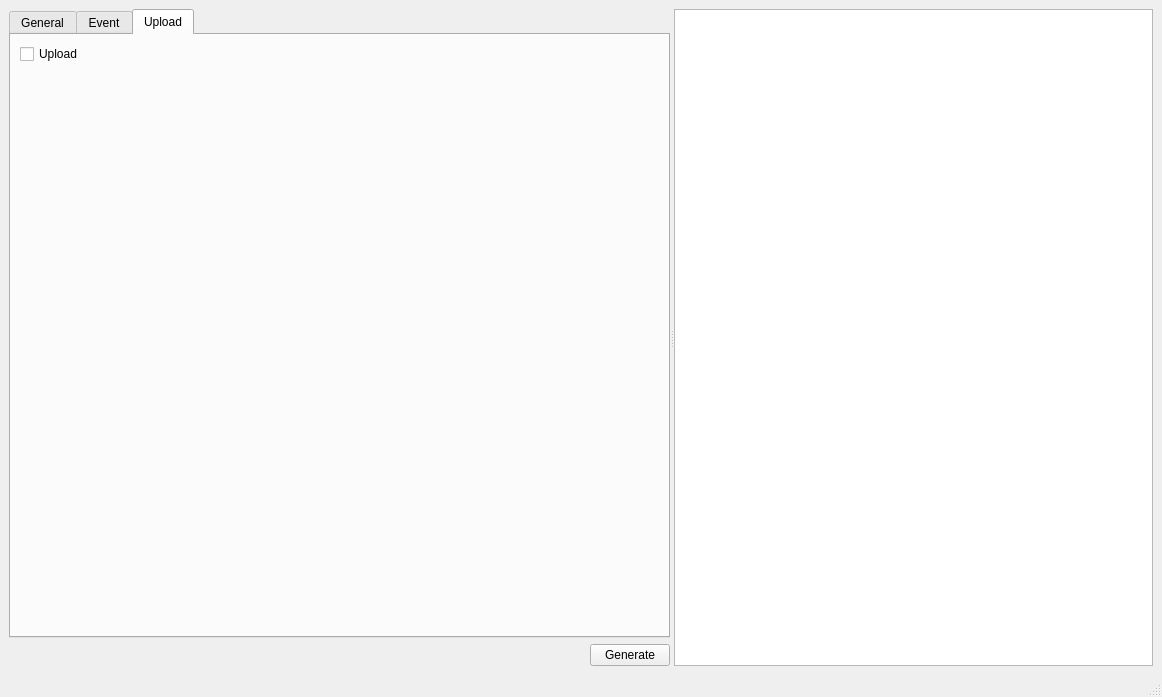
This is mainwindow.ui in HamedMasafi/QtGithubActionsBuilder as Qt 5 draws it before an edit. The edited form follows.
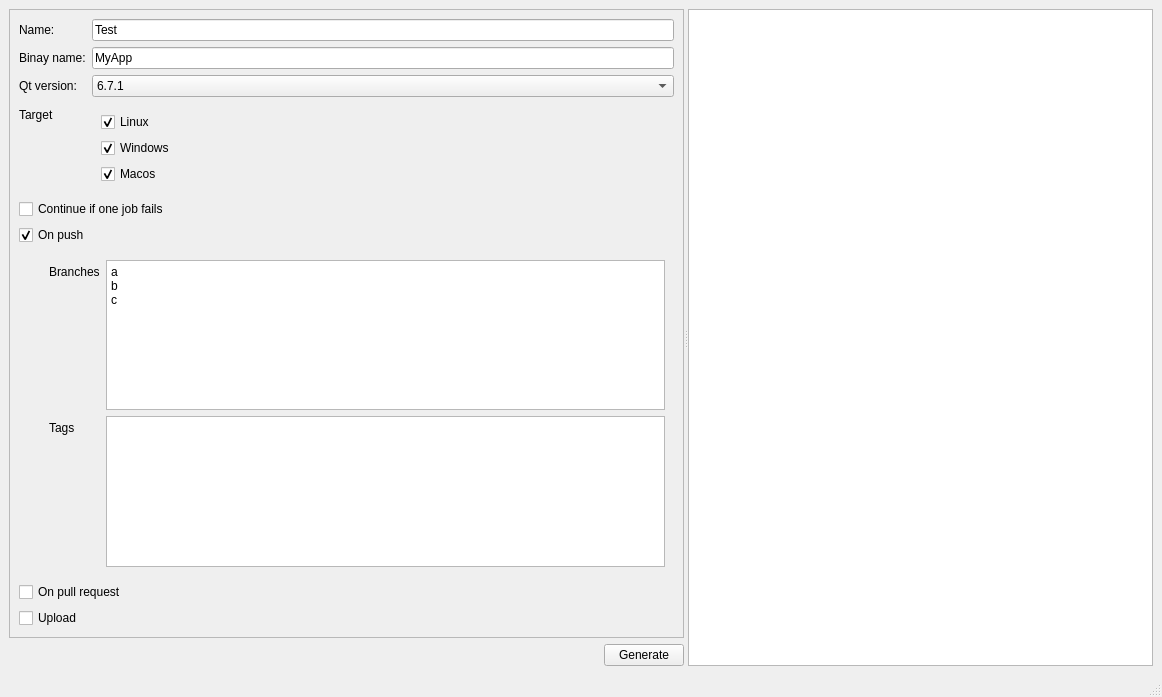
This is the edited form. The open tabs and pages were chosen to show the change.

What changed in the file:
```diff
--- a/mainwindow.ui
+++ b/mainwindow.ui
@@ -14,24 +14,37 @@
    <string>MainWindow</string>
   </property>
   <widget class="QWidget" name="centralwidget">
-   <layout class="QVBoxLayout" name="verticalLayout_5">
+   <layout class="QVBoxLayout" name="verticalLayout_3">
     <item>
      <widget class="QSplitter" name="splitter">
       <property name="orientation">
        <enum>Qt::Horizontal</enum>
       </property>
-      <widget class="QWidget" name="">
-       <layout class="QVBoxLayout" name="verticalLayout_4">
+      <widget class="QWidget" name="" native="true">
+       <property name="sizePolicy">
+        <sizepolicy hsizetype="Maximum" vsizetype="Preferred">
+         <horstretch>0</horstretch>
+         <verstretch>0</verstretch>
+        </sizepolicy>
+       </property>
+       <layout class="QVBoxLayout" name="verticalLayout_5">
         <item>
-         <widget class="QTabWidget" name="tabWidget">
-          <property name="currentIndex">
-           <number>0</number>
+         <widget class="QScrollArea" name="scrollArea">
+          <property name="widgetResizable">
+           <bool>true</bool>
           </property>
-          <widget class="QWidget" name="tab">
-           <attribute name="title">
-            <string>General</string>
-           </attribute>
-           <layout class="QFormLayout" name="formLayout_2">
+          <widget class="QWidget" name="scrollAreaWidgetContents">
+           <property name="geometry">
+            <rect>
+             <x>0</x>
+             <y>0</y>
+             <width>274</width>
+             <height>598</height>
+            </rect>
+           </property>
+           <layout class="QVBoxLayout" name="verticalLayout_2">
+            <item>
+             <layout class="QFormLayout" name="formLayout">
             <item row="0" column="0">
              <widget class="QLabel" name="label">
               <property name="text">
@@ -46,6 +59,27 @@
               </property>
              </widget>
             </item>
+              <item row="1" column="0">
+               <widget class="QLabel" name="label_2">
+                <property name="text">
+                 <string>Binay name:</string>
+                </property>
+               </widget>
+              </item>
+              <item row="1" column="1">
+               <widget class="QLineEdit" name="lineEditBinaryName">
+                <property name="text">
+                 <string>MyApp</string>
+                </property>
+               </widget>
+              </item>
+              <item row="2" column="0">
+               <widget class="QLabel" name="label_6">
+                <property name="text">
+                 <string>Qt version:</string>
+                </property>
+               </widget>
+              </item>
             <item row="2" column="1">
              <widget class="QComboBox" name="comboBoxQtVersion">
               <item>
@@ -85,14 +119,14 @@
               </item>
              </widget>
             </item>
-            <item row="4" column="0">
+              <item row="3" column="0">
              <widget class="QLabel" name="label_3">
               <property name="text">
                <string>Target</string>
               </property>
              </widget>
             </item>
-            <item row="4" column="1">
+              <item row="3" column="1">
              <widget class="QWidget" name="" native="true">
               <layout class="QVBoxLayout" name="verticalLayout">
                <item>
@@ -100,6 +134,9 @@
                  <property name="text">
                   <string>Linux</string>
                  </property>
+                   <property name="checked">
+                    <bool>true</bool>
+                   </property>
                 </widget>
                </item>
                <item>
@@ -107,6 +144,9 @@
                  <property name="text">
                   <string>Windows</string>
                  </property>
+                   <property name="checked">
+                    <bool>true</bool>
+                   </property>
                 </widget>
                </item>
                <item>
@@ -114,6 +154,9 @@
                  <property name="text">
                   <string>Macos</string>
                  </property>
+                   <property name="checked">
+                    <bool>true</bool>
+                   </property>
                 </widget>
                </item>
                <item>
@@ -132,44 +175,31 @@
               </layout>
              </widget>
             </item>
-            <item row="1" column="1">
-             <widget class="QLineEdit" name="lineEditBinaryName">
-              <property name="text">
-               <string>MyApp</string>
-              </property>
-             </widget>
+             </layout>
             </item>
-            <item row="1" column="0">
-             <widget class="QLabel" name="label_2">
-              <property name="text">
-               <string>Binay name:</string>
-              </property>
-             </widget>
-            </item>
-            <item row="3" column="1">
+            <item>
              <widget class="QCheckBox" name="checkBoxFailFast">
               <property name="text">
                <string>Continue if one job fails</string>
               </property>
              </widget>
             </item>
-           </layout>
-          </widget>
-          <widget class="QWidget" name="tab_3">
-           <attribute name="title">
-            <string>Event</string>
-           </attribute>
-           <layout class="QFormLayout" name="formLayout_4">
-            <item row="0" column="0">
+            <item>
              <widget class="QCheckBox" name="checkBoxOnPush">
               <property name="text">
                <string>On push</string>
               </property>
+              <property name="checked">
+               <bool>true</bool>
+              </property>
              </widget>
             </item>
-            <item row="1" column="0">
-             <widget class="QWidget" name="" native="true">
-              <layout class="QFormLayout" name="formLayout_3">
+            <item>
+             <widget class="QWidget" name="widgetBranchesAndTags" native="true">
+              <layout class="QFormLayout" name="formLayout_5">
+               <property name="leftMargin">
+                <number>30</number>
+               </property>
                <item row="0" column="0">
                 <widget class="QLabel" name="label_4">
                  <property name="text">
@@ -199,20 +229,13 @@
               </layout>
              </widget>
             </item>
-            <item row="2" column="0">
+            <item>
              <widget class="QCheckBox" name="checkBoxOnPullRequest">
               <property name="text">
                <string>On pull request</string>
               </property>
              </widget>
             </item>
-           </layout>
-          </widget>
-          <widget class="QWidget" name="tab_2">
-           <attribute name="title">
-            <string>Upload</string>
-           </attribute>
-           <layout class="QVBoxLayout" name="verticalLayout_3">
             <item>
              <widget class="QCheckBox" name="checkBoxUpload">
               <property name="text">
@@ -220,19 +243,6 @@
               </property>
              </widget>
             </item>
-            <item>
-             <spacer name="verticalSpacer_3">
-              <property name="orientation">
-               <enum>Qt::Vertical</enum>
-              </property>
-              <property name="sizeHint" stdset="0">
-               <size>
-                <width>20</width>
-                <height>519</height>
-               </size>
-              </property>
-             </spacer>
-            </item>
            </layout>
           </widget>
          </widget>
```
Left out of the diff: 21 changed lines with no effect on the pictures. Lines whose indentation alone changed are shown as unchanged.
